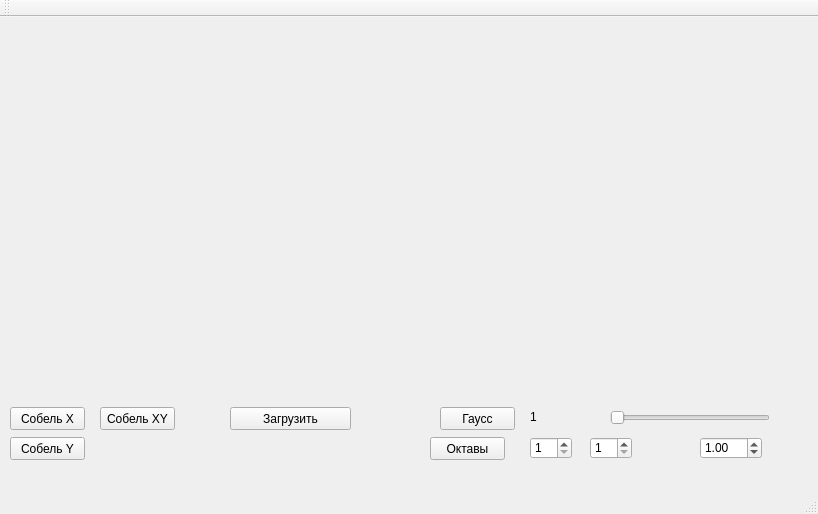
Before: the Qt Designer form mainwindow.ui in alexey8pcd/CyberVision_Lab1, drawn with Qt 5.
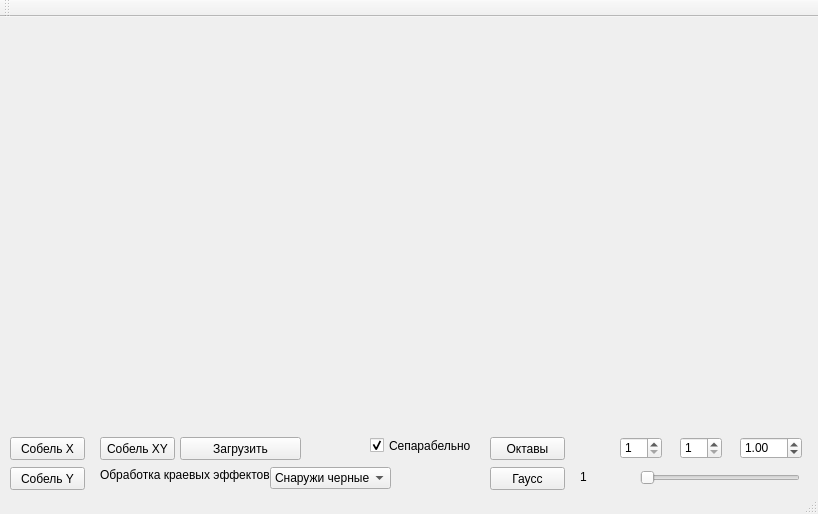
After: the same form once the commit is applied.

```diff
--- a/mainwindow.ui
+++ b/mainwindow.ui
@@ -17,8 +17,8 @@
    <widget class="QPushButton" name="bLoadImage">
     <property name="geometry">
      <rect>
-      <x>230</x>
-      <y>390</y>
+      <x>180</x>
+      <y>420</y>
       <width>121</width>
       <height>23</height>
      </rect>
@@ -44,7 +44,7 @@
     <property name="geometry">
      <rect>
       <x>10</x>
-      <y>390</y>
+      <y>420</y>
       <width>75</width>
       <height>23</height>
      </rect>
@@ -57,7 +57,7 @@
     <property name="geometry">
      <rect>
       <x>10</x>
-      <y>420</y>
+      <y>450</y>
       <width>75</width>
       <height>23</height>
      </rect>
@@ -70,7 +70,7 @@
     <property name="geometry">
      <rect>
       <x>100</x>
-      <y>390</y>
+      <y>420</y>
       <width>75</width>
       <height>23</height>
      </rect>
@@ -82,8 +82,8 @@
    <widget class="QPushButton" name="bGauss">
     <property name="geometry">
      <rect>
-      <x>440</x>
-      <y>390</y>
+      <x>490</x>
+      <y>450</y>
       <width>75</width>
       <height>23</height>
      </rect>
@@ -95,8 +95,8 @@
    <widget class="QSlider" name="sliderRadius">
     <property name="geometry">
      <rect>
-      <x>610</x>
-      <y>390</y>
+      <x>640</x>
+      <y>450</y>
       <width>160</width>
       <height>22</height>
      </rect>
@@ -120,8 +120,8 @@
    <widget class="QLabel" name="lRadius">
     <property name="geometry">
      <rect>
-      <x>530</x>
-      <y>390</y>
+      <x>580</x>
+      <y>450</y>
       <width>47</width>
       <height>20</height>
      </rect>
@@ -133,7 +133,7 @@
    <widget class="QPushButton" name="bOctaves">
     <property name="geometry">
      <rect>
-      <x>430</x>
+      <x>490</x>
       <y>420</y>
       <width>75</width>
       <height>23</height>
@@ -146,7 +146,7 @@
    <widget class="QSpinBox" name="spOctavesCount">
     <property name="geometry">
      <rect>
-      <x>530</x>
+      <x>620</x>
       <y>420</y>
       <width>42</width>
       <height>22</height>
@@ -159,7 +159,7 @@
    <widget class="QSpinBox" name="spLevelPerOctave">
     <property name="geometry">
      <rect>
-      <x>590</x>
+      <x>680</x>
       <y>420</y>
       <width>42</width>
       <height>22</height>
@@ -172,7 +172,7 @@
    <widget class="QDoubleSpinBox" name="dsStartSigma">
     <property name="geometry">
      <rect>
-      <x>700</x>
+      <x>740</x>
       <y>420</y>
       <width>62</width>
       <height>22</height>
@@ -182,16 +182,65 @@
      <double>1.000000000000000</double>
     </property>
    </widget>
-  </widget>
-  <widget class="QMenuBar" name="menuBar">
-   <property name="geometry">
-    <rect>
-     <x>0</x>
-     <y>0</y>
-     <width>818</width>
-     <height>21</height>
-    </rect>
-   </property>
+   <widget class="QComboBox" name="cbEdgeTypes">
+    <property name="geometry">
+     <rect>
+      <x>270</x>
+      <y>450</y>
+      <width>121</width>
+      <height>22</height>
+     </rect>
+    </property>
+    <item>
+     <property name="text">
+      <string>Снаружи черные</string>
+     </property>
+    </item>
+    <item>
+     <property name="text">
+      <string>Копирование края</string>
+     </property>
+    </item>
+    <item>
+     <property name="text">
+      <string>Отражение края</string>
+     </property>
+    </item>
+    <item>
+     <property name="text">
+      <string>Заворачивание края</string>
+     </property>
+    </item>
+   </widget>
+   <widget class="QLabel" name="label_2">
+    <property name="geometry">
+     <rect>
+      <x>100</x>
+      <y>450</y>
+      <width>171</width>
+      <height>16</height>
+     </rect>
+    </property>
+    <property name="text">
+     <string>Обработка краевых эффектов</string>
+    </property>
+   </widget>
+   <widget class="QCheckBox" name="chbSeparable">
+    <property name="geometry">
+     <rect>
+      <x>370</x>
+      <y>420</y>
+      <width>111</width>
+      <height>17</height>
+     </rect>
+    </property>
+    <property name="text">
+     <string>Сепарабельно</string>
+    </property>
+    <property name="checked">
+     <bool>true</bool>
+    </property>
+   </widget>
   </widget>
   <widget class="QToolBar" name="mainToolBar">
    <attribute name="toolBarArea">
```
Left out of the diff: 3 changed lines with no effect on the pictures.
